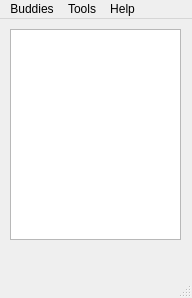
Qt form mainwindow.ui (wernix/messenger) before a commit.
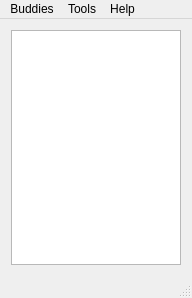
The same form after that commit.

The edit to the form file:
```diff
--- a/mainwindow.ui
+++ b/mainwindow.ui
@@ -14,15 +14,9 @@
    <string>MainWindow</string>
   </property>
   <widget class="QWidget" name="centralWidget">
+   <layout class="QVBoxLayout" name="verticalLayout">
+    <item>
    <widget class="QListView" name="listBuddies">
-    <property name="geometry">
-     <rect>
-      <x>10</x>
-      <y>10</y>
-      <width>171</width>
-      <height>211</height>
-     </rect>
-    </property>
     <property name="sizePolicy">
      <sizepolicy hsizetype="Expanding" vsizetype="Expanding">
       <horstretch>0</horstretch>
@@ -30,6 +24,8 @@
      </sizepolicy>
     </property>
    </widget>
+    </item>
+   </layout>
   </widget>
   <widget class="QStatusBar" name="statusBar"/>
   <widget class="QMenuBar" name="menuBar">
```
Left out of the diff: 12 changed lines with no effect on the pictures. Lines whose indentation alone changed are shown as unchanged.
